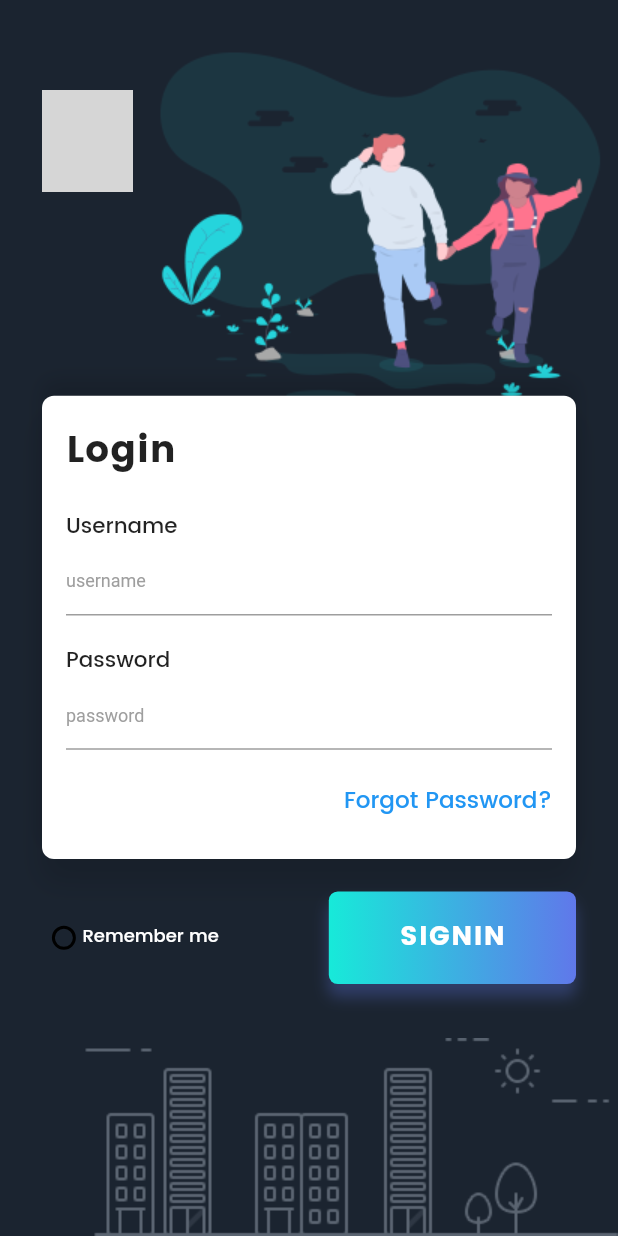
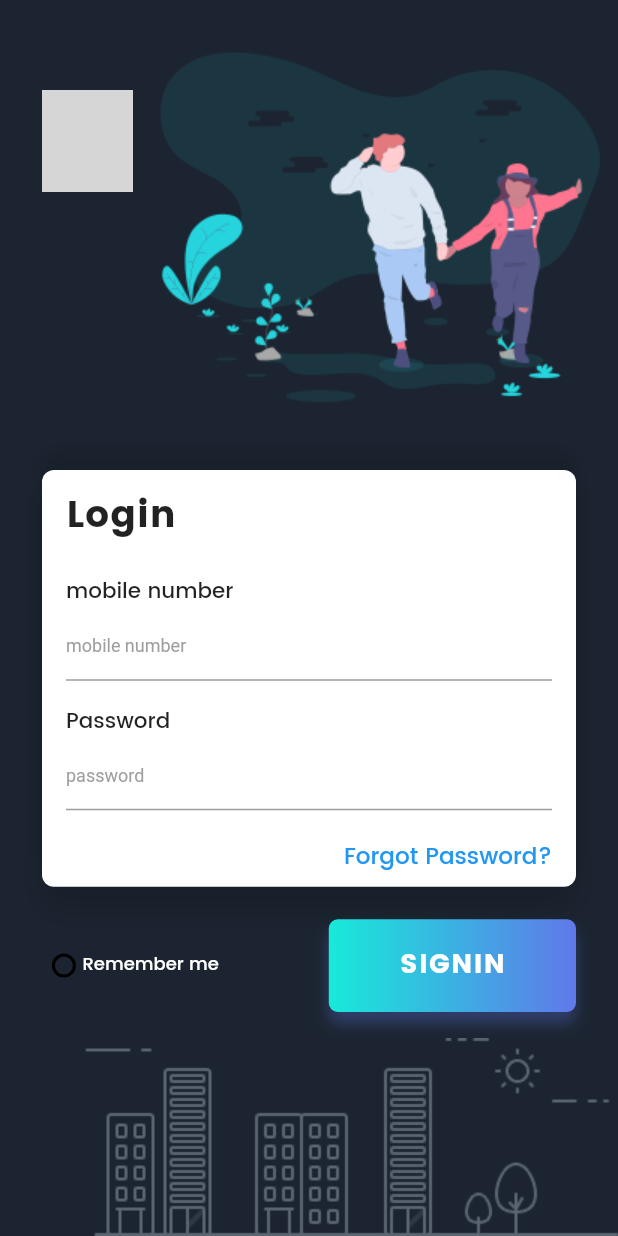
Before and after one commit to REGATTE/PROSPER, a Flutter app: the screen it shows after launch, on a phone screen of 412 x 824 dp. Run offline on Flutter 3.47's test engine with Material 2 defaults, Android fonts, the phone set to English and light mode, and no system bars; our stand-ins replace flutter_screenutil; grey boxes are pictures that could not be loaded.

Commit message:
git commit

```diff
--- a/flutter_mobile/prosper/lib/Widgets/FormCard.dart
+++ b/flutter_mobile/prosper/lib/Widgets/widgets_for_login/FormCard.dart
@@ -6,7 +6,7 @@ class FormCard extends StatelessWidget {
   Widget build(BuildContext context) {
     return Container(
       width: double.infinity,
-      height: ScreenUtil.getInstance().setHeight(500),
+      height: ScreenUtil.getInstance().setHeight(450),//setHeight is the height of the box
       decoration: BoxDecoration(
         color: Colors.white,
         borderRadius: BorderRadius.circular(8.0),
@@ -23,8 +23,9 @@ class FormCard extends StatelessWidget {
           ),
         ],
       ),
+
       child: Padding(
-        padding: EdgeInsets.only(left: 16.0, top: 16.0, right: 16.0),
+        padding: EdgeInsets.only(left: 16.0, top: 10.0, right: 16.0),
         child: Column(
           crossAxisAlignment: CrossAxisAlignment.start,
           children: <Widget>[
@@ -36,24 +37,26 @@ class FormCard extends StatelessWidget {
                 letterSpacing: .6,
               )
             ),
+//SPACER BETWEEN LOGIN AND MOBILE NUMBER
             SizedBox(
               height: ScreenUtil.getInstance().setHeight(30),
             ),
             Text(
-              'Username',
+              'mobile number',
               style: TextStyle(
                 fontFamily: 'Poppins-Medium',
-                fontSize: ScreenUtil.getInstance().setSp(26),
+                fontSize: ScreenUtil.getInstance().setSp(26),//setSp is the FONT SIZE
               )
             ),
             TextField(
               decoration: InputDecoration(
-                hintText: 'username',
+                hintText: 'mobile number',
                 hintStyle: TextStyle(color: Colors.grey, fontSize: 12.0 )
               ),
             ),
+//SPACER BETWEEN MOBILE NUMBER AND PASSWORD
             SizedBox(
-              height: ScreenUtil.getInstance().setHeight(30),
+              height: ScreenUtil.getInstance().setHeight(25),
             ),
             Text(
               'Password',
@@ -70,7 +73,7 @@ class FormCard extends StatelessWidget {
               ),
             ),
             SizedBox(
-              height: ScreenUtil.getInstance().setHeight(35),
+              height: ScreenUtil.getInstance().setHeight(30),
             ),
             Row(
               mainAxisAlignment: MainAxisAlignment.end,
--- a/flutter_mobile/prosper/lib/main.dart
+++ b/flutter_mobile/prosper/lib/main.dart
@@ -63,7 +63,7 @@ class _SplashScreenState extends State<SplashScreen> {
     return new Scaffold(
       backgroundColor: Color(0xFF1B2430),
       body: new Center(
-        child: new Image.asset('images/PROSPER_EDIT_1.jpg'),
+        child: new Image.asset('assets/images/PROSPER_EDIT_1.jpg'),
       ),
     );
   }
--- a/flutter_mobile/prosper/lib/pages/login_page.dart
+++ b/flutter_mobile/prosper/lib/pages/login_page.dart
@@ -11,7 +11,8 @@ GUYS BE HAPPY, WHOEVER IM SELLING THIS BUILD TO
 */
 import "package:flutter/material.dart";
 import 'package:flutter_screenutil/flutter_screenutil.dart';
-import 'package:prosper/Widgets/FormCard.dart';
+import 'package:prosper/Widgets/widgets_for_login/FormCard.dart';
+import 'package:prosper/pages/homepage.dart';
 
 class LoginPage extends StatefulWidget {
   @override
@@ -46,6 +47,7 @@ class _LoginPageState extends State<LoginPage> {
         : Container(),
   );
 
+// CODE TO CHANGE THE SCREEN SIZE ACCORDINGLY
   Widget horizontalLine() => Padding(
     padding: EdgeInsets.symmetric(horizontal: 16.0),
     child: Container(
@@ -55,8 +57,7 @@ class _LoginPageState extends State<LoginPage> {
     ),
   );
 
-
-
+//build instance
   @override
   Widget build(BuildContext context) {
     ScreenUtil.instance = ScreenUtil(width: 750, height: 1334, allowFontScaling: true)..init(context);
@@ -73,13 +74,13 @@ class _LoginPageState extends State<LoginPage> {
 //THE TOP IMAGE OF TWO PEOPLE
                 Padding(
                     padding: EdgeInsets.only(top: 20.0),
-                    child: Image.asset('images/login_logo_2.png')
+                    child: Image.asset('assets/images/login_logo_2.png')
                 ),
                 Expanded(
                   child: Container(),
                 ),
 //THE BOTTOM BUILDINGS SCENARIO
-                Image.asset('images/buildings.png'),
+                Image.asset('assets/images/buildings.png'),
               ],
             ),
             SingleChildScrollView(
@@ -91,16 +92,19 @@ class _LoginPageState extends State<LoginPage> {
                         Row(
                           children: <Widget>[
                             Image.asset(
-                              'images/logo.png',
+                              'assets/images/logo.png',
                               width: ScreenUtil.getInstance().setWidth(110),
                               height: ScreenUtil.getInstance().setHeight(110),
                             ),
                           ],
                         ),
+//SPACER
                         SizedBox(
-                          height: ScreenUtil.getInstance().setHeight(220),
+                          height: ScreenUtil.getInstance().setHeight(300),
                         ),
+//THE LOGIN FORM BOX
                         FormCard(),
+//SPACER
                         SizedBox(
                           height: ScreenUtil.getInstance().setHeight(35),
                         ),
@@ -109,6 +113,7 @@ class _LoginPageState extends State<LoginPage> {
                           children: <Widget>[
                             Row(
                               children: <Widget>[
+//SPACER
                                 SizedBox(
                                   width: ScreenUtil.getInstance().setWidth(12.0),
                                 ),
@@ -117,6 +122,7 @@ class _LoginPageState extends State<LoginPage> {
                                   onTap: _radio,
                                   child: radioButton(_isSelected),
                                 ),
+//SPACER
                                 SizedBox(
                                   width: ScreenUtil.getInstance().setWidth(8.0),
                                 ),
@@ -148,10 +154,13 @@ class _LoginPageState extends State<LoginPage> {
                                       )
                                     ],
                                   ),
+//SIGN IN BUTTON PRESS NAVIGATOR
                                   child: Material(
                                       color: Colors.transparent,
                                       child: InkWell(
-                                          onTap: () {},
+                                          onTap: () {
+                                          Navigator.pushReplacement(context,MaterialPageRoute(builder: (context) => HomePage()),); //pushReplacement wont go back to the prev page
+                                          },
                                           child: Center(
                                               child: Text(
                                                   'SIGNIN',
@@ -169,6 +178,7 @@ class _LoginPageState extends State<LoginPage> {
                             )
                           ],
                         ),
+//SPACER
                         SizedBox(
                           height: ScreenUtil.getInstance().setHeight(40),
                         ),
```
Also changed, not shown: flutter_mobile/prosper/lib/pages/homepage.dart (added, +14 -0 lines), flutter_mobile/prosper/pubspec.yaml (+6 -10 lines), flutter_mobile/prosper/assets/fonts/Poppins-Bold.ttf (renamed from flutter_mobile/prosper/fonts/Poppins-Bold.ttf), flutter_mobile/prosper/assets/fonts/Poppins-Medium.ttf (renamed from flutter_mobile/prosper/fonts/Poppins-Medium.ttf), flutter_mobile/prosper/assets/images/PROSPER_EDIT_1.jpg (renamed from flutter_mobile/prosper/images/PROSPER_EDIT_1.jpg), flutter_mobile/prosper/assets/images/buildings.png (renamed from flutter_mobile/prosper/images/buildings.png), flutter_mobile/prosper/assets/images/login_logo_1.png (renamed from flutter_mobile/prosper/images/login_logo_1.png), flutter_mobile/prosper/assets/images/login_logo_2.png (renamed from flutter_mobile/prosper/images/login_logo_2.png), flutter_mobile/prosper/fonts/CustomIcons.ttf (deleted), 2 other files.
